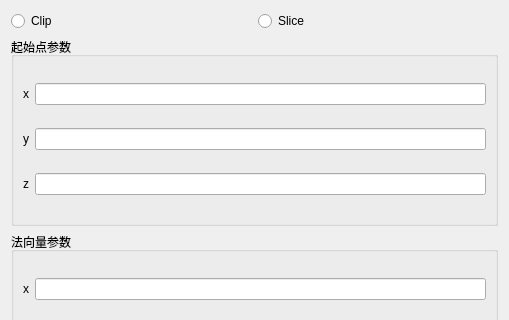
hu-shuhan/editOpeniGame, file Qt/Resources/UI/ModelClip.ui: the form before one commit; both pictures show x 0 to 509 and y 0 to 320 of the 509 by 463 pixel window.
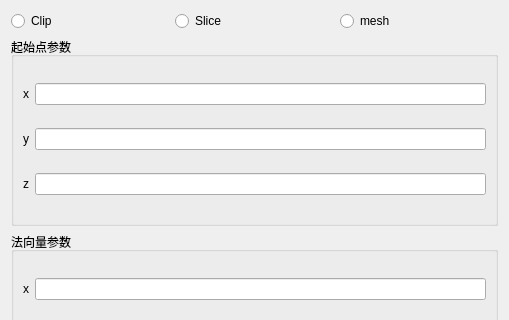
The form after the commit.

Commit message: 更新三种切割模式

Diff of the .ui file:
```diff
--- a/Qt/Resources/UI/ModelClip.ui
+++ b/Qt/Resources/UI/ModelClip.ui
@@ -32,6 +32,13 @@
          </property>
         </widget>
        </item>
+       <item>
+        <widget class="QRadioButton" name="radioButton_Mesh">
+         <property name="text">
+          <string>mesh</string>
+         </property>
+        </widget>
+       </item>
       </layout>
      </item>
      <item>
```
The commit also changes 2 other files.
